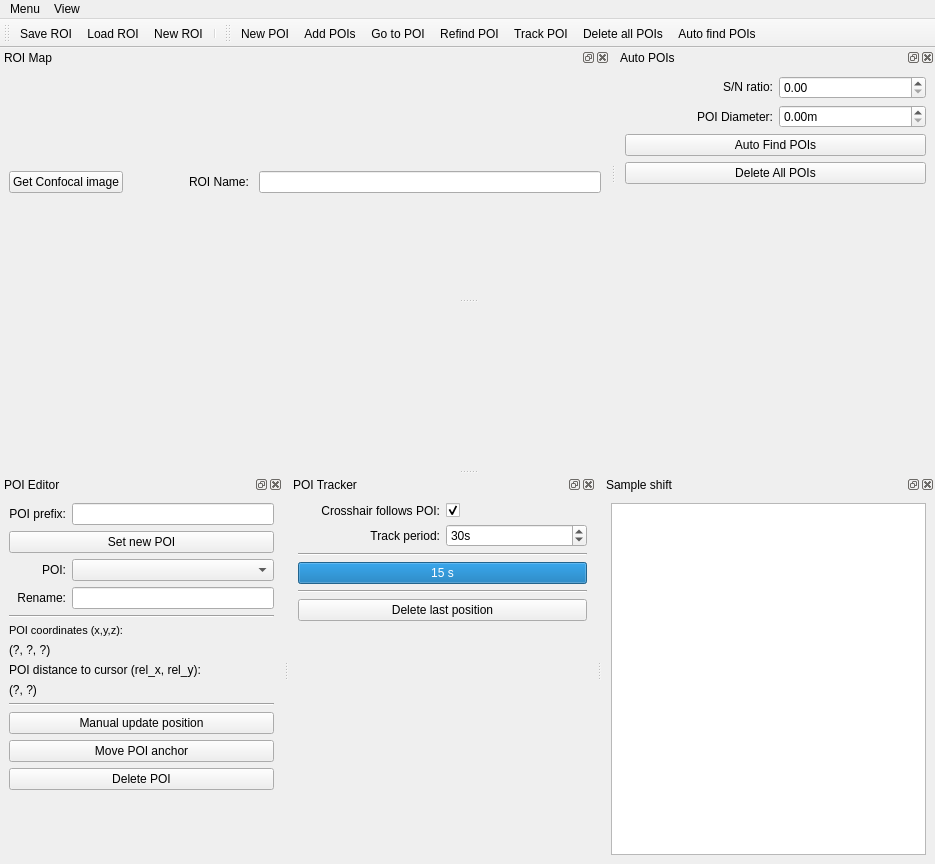
First picture: the form in src/qudi/gui/poimanager/ui_poimanagergui.ui, repository SchlauCohenLab/qudi-sclab, before the edit.
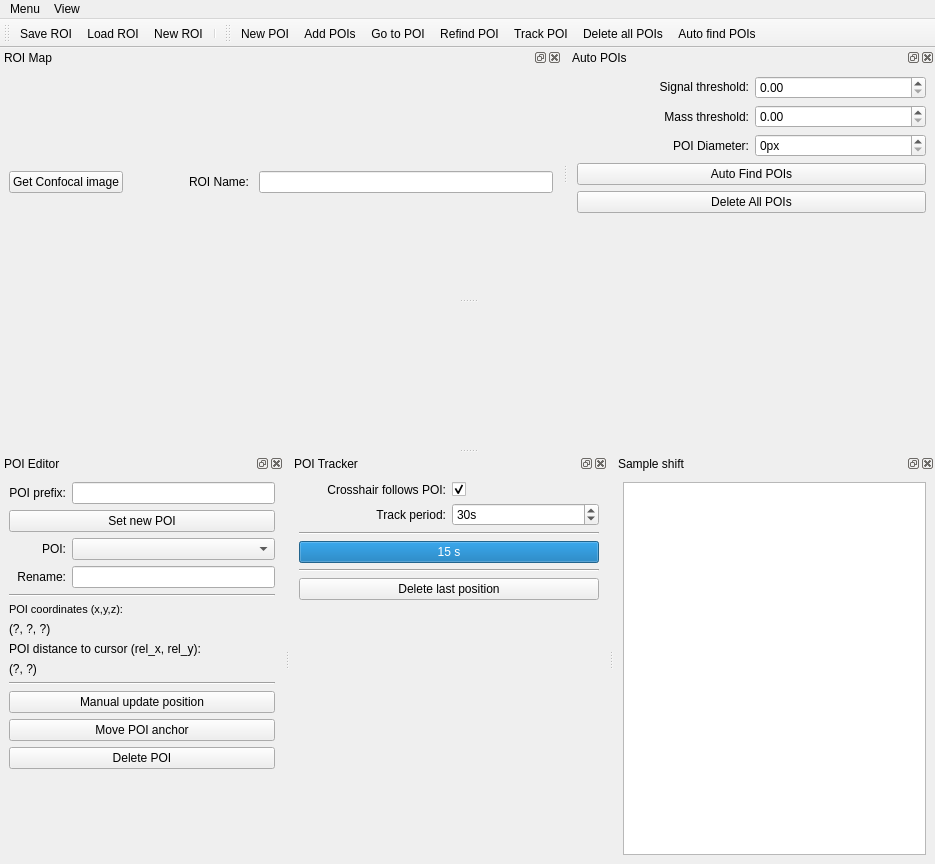
Second picture: the form after the edit. Icons and pictures are not drawn. Custom widgets are drawn as their Qt base class.

Diff of the .ui file:
```diff
--- a/src/qudi/gui/poimanager/ui_poimanagergui.ui
+++ b/src/qudi/gui/poimanager/ui_poimanagergui.ui
@@ -94,8 +94,8 @@
    </property>
    <property name="minimumSize">
     <size>
-     <width>233</width>
-     <height>389</height>
+     <width>243</width>
+     <height>410</height>
     </size>
    </property>
    <property name="windowTitle">
@@ -297,8 +297,8 @@
    </property>
    <property name="minimumSize">
     <size>
-     <width>253</width>
-     <height>188</height>
+     <width>272</width>
+     <height>199</height>
     </size>
    </property>
    <property name="floating">
@@ -756,7 +756,7 @@
    </property>
    <property name="minimumSize">
     <size>
-     <width>197</width>
+     <width>246</width>
      <height>250</height>
     </size>
    </property>
@@ -769,18 +769,45 @@
    <widget class="QWidget" name="dockWidgetContents_2">
     <layout class="QGridLayout" name="gridLayout_6">
      <item row="0" column="0">
-      <layout class="QGridLayout" name="gridLayout_5" rowstretch="0,0,0,0,0" columnstretch="0,0,0">
+      <layout class="QGridLayout" name="gridLayout_5" rowstretch="0,0,0,0,0,0" columnstretch="0,0,0">
+       <item row="2" column="1">
+        <widget class="QLabel" name="label_10">
+         <property name="text">
+          <string>POI Diameter:</string>
+         </property>
+         <property name="alignment">
+          <set>Qt::AlignRight|Qt::AlignTrailing|Qt::AlignVCenter</set>
+         </property>
+        </widget>
+       </item>
+       <item row="0" column="2">
+        <widget class="QDoubleSpinBox" name="poi_threshold_doubleSpinBox">
+         <property name="maximum">
+          <double>100000000.000000000000000</double>
+         </property>
+        </widget>
+       </item>
        <item row="0" column="1">
         <widget class="QLabel" name="label_7">
          <property name="layoutDirection">
           <enum>Qt::RightToLeft</enum>
          </property>
          <property name="text">
-          <string>&lt;html&gt;&lt;head/&gt;&lt;body&gt;&lt;p align=&quot;right&quot;&gt;S/N ratio:&lt;/p&gt;&lt;/body&gt;&lt;/html&gt;</string>
+          <string>&lt;html&gt;&lt;head/&gt;&lt;body&gt;&lt;p align=&quot;right&quot;&gt;Signal threshold:&lt;/p&gt;&lt;/body&gt;&lt;/html&gt;</string>
          </property>
         </widget>
        </item>
-       <item row="3" column="1" colspan="2">
+       <item row="2" column="2">
+        <widget class="QSpinBox" name="poi_diameter_doubleSpinBox">
+         <property name="suffix">
+          <string>px</string>
+         </property>
+         <property name="maximum">
+          <number>100</number>
+         </property>
+        </widget>
+       </item>
+       <item row="4" column="1" colspan="2">
         <widget class="QPushButton" name="del_all_pois_PushButton">
          <property name="toolTip">
           <string>Delete all POIs.</string>
@@ -790,10 +817,20 @@
          </property>
         </widget>
        </item>
-       <item row="0" column="2">
-        <widget class="QDoubleSpinBox" name="poi_threshold_doubleSpinBox"/>
+       <item row="5" column="1" colspan="2">
+        <spacer name="verticalSpacer_3">
+         <property name="orientation">
+          <enum>Qt::Vertical</enum>
+         </property>
+         <property name="sizeHint" stdset="0">
+          <size>
+           <width>20</width>
+           <height>40</height>
+          </size>
+         </property>
+        </spacer>
        </item>
-       <item row="2" column="1" colspan="2">
+       <item row="3" column="1" colspan="2">
         <widget class="QPushButton" name="auto_pois_PushButton">
          <property name="toolTip">
           <string>Find POIs automatically with user-set POI diameter and S/N ratio.</string>
@@ -806,33 +843,20 @@
          </property>
         </widget>
        </item>
-       <item row="4" column="1" colspan="2">
-        <spacer name="verticalSpacer_3">
-         <property name="orientation">
-          <enum>Qt::Vertical</enum>
+       <item row="1" column="1">
+        <widget class="QLabel" name="label_11">
+         <property name="text">
+          <string>Mass threshold:</string>
          </property>
-         <property name="sizeHint" stdset="0">
-          <size>
-           <width>20</width>
-           <height>40</height>
-          </size>
+         <property name="alignment">
+          <set>Qt::AlignRight|Qt::AlignTrailing|Qt::AlignVCenter</set>
          </property>
-        </spacer>
+        </widget>
        </item>
        <item row="1" column="2">
-        <widget class="ScienDSpinBox" name="poi_diameter_doubleSpinBox">
-         <property name="suffix">
-          <string>m</string>
-         </property>
-        </widget>
-       </item>
-       <item row="1" column="1">
-        <widget class="QLabel" name="label_10">
-         <property name="text">
-          <string>POI Diameter:</string>
-         </property>
-         <property name="alignment">
-          <set>Qt::AlignRight|Qt::AlignTrailing|Qt::AlignVCenter</set>
+        <widget class="QDoubleSpinBox" name="poi_mass_threshold_doubleSpinBox">
+         <property name="maximum">
+          <double>100000000.000000000000000</double>
          </property>
         </widget>
        </item>
@@ -1103,16 +1127,6 @@
    <extends>QGraphicsView</extends>
    <header>pyqtgraph</header>
   </customwidget>
-  <customwidget>
-   <class>ScienDSpinBox</class>
-   <extends>QDoubleSpinBox</extends>
-   <header>qudi.util.widgets.scientific_spinbox.h</header>
-  </customwidget>
-  #<customwidget>
-  # <class>ImageWidget</class>
-  # <extends>QtWidgets.QWidget</extends>
-  # <header>qudi.util.widgets.plotting.image_widget.h</header>
-  #</customwidget>
  </customwidgets>
  <resources/>
  <connections>
```
Left out of the diff: 204 changed lines with no effect on the pictures.
